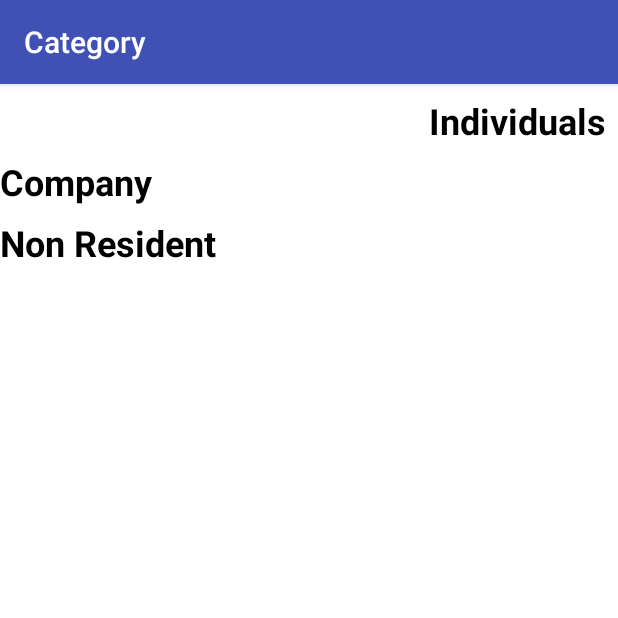
After one commit to sunnybedi990/The-Tax-App, an Android app: the tds_category screen opened directly, with no data from a screen before it, on a phone screen of 412 x 824 dp, the top half of it. The commit adds this screen. Run offline under Robolectric (Android 15) with nearby library versions, the phone set to English and light mode, and no system bars.

Commit message:
TDS
Added TDS Rates and Categories

```diff
--- a/app/src/main/AndroidManifest.xml
+++ b/app/src/main/AndroidManifest.xml
@@ -20,6 +20,10 @@
             </intent-filter>
         </activity>
         <activity android:name=".tds" />
+        <activity
+            android:name=".tds_category"
+            android:label="@string/title_activity_tds_category"
+            android:theme="@style/AppTheme" />
     </application>
 
 </manifest>
--- a/app/src/main/java/com/dalbeer/sunnybedi/taxes/tds.java
+++ b/app/src/main/java/com/dalbeer/sunnybedi/taxes/tds.java
@@ -16,6 +16,7 @@ public class tds extends AppCompatActivity {
     ExpandableListView expListView;
     List<String> listDataHeader;
     HashMap<String, List<String>> listDataChild;
+    HashMap<List<String>, List<String>> listChild;
 
 
     @Override
@@ -33,7 +34,7 @@ public class tds extends AppCompatActivity {
         // preparing list data
         prepareListData();
 
-        listAdapter = new ExpandableListAdapter(this, listDataHeader, listDataChild);
+        listAdapter = new ExpandableListAdapter(this, listDataHeader, listDataChild, listChild);
 
         // setting list adapter
         expListView.setAdapter(listAdapter);
--- /dev/null
+++ b/app/src/main/java/com/dalbeer/sunnybedi/taxes/tds_category.java
@@ -0,0 +1,47 @@
+package com.dalbeer.sunnybedi.taxes;
+
+import android.content.Intent;
+import android.os.Bundle;
+import android.support.v7.app.AppCompatActivity;
+import android.view.View;
+import android.widget.TextView;
+
+public class tds_category extends AppCompatActivity {
+
+
+
+    @Override
+    protected void onCreate(Bundle savedInstanceState) {
+        super.onCreate(savedInstanceState);
+        setContentView(R.layout.activity_tds_category);
+        setTitle("Category");
+        TextView individuals = (TextView)findViewById(R.id.individuals_textview);
+        TextView company = (TextView)findViewById(R.id.company_textview);
+        TextView nonresident = (TextView)findViewById(R.id.nonresident_textview);
+        individuals.setOnClickListener(new View.OnClickListener() {
+            @Override
+            public void onClick(View v) {
+                Intent a = new Intent(tds_category.this, tds.class);
+                startActivity(a);
+            }
+        });
+        company.setOnClickListener(new View.OnClickListener() {
+            @Override
+            public void onClick(View v) {
+                Intent a = new Intent(tds_category.this, tds.class);
+                startActivity(a);
+            }
+        });
+        nonresident.setOnClickListener(new View.OnClickListener() {
+            @Override
+            public void onClick(View v) {
+                Intent a = new Intent(tds_category.this, tds.class);
+                startActivity(a);
+            }
+        });
+
+    }
+
+
+
+}
--- /dev/null
+++ b/app/src/main/res/layout/activity_tds_category.xml
@@ -0,0 +1,15 @@
+<?xml version="1.0" encoding="utf-8"?>
+<android.support.design.widget.CoordinatorLayout xmlns:android="http://schemas.android.com/apk/res/android"
+    xmlns:app="http://schemas.android.com/apk/res-auto"
+    xmlns:tools="http://schemas.android.com/tools"
+    android:layout_width="match_parent"
+    android:layout_height="match_parent"
+    tools:context="com.dalbeer.sunnybedi.taxes.tds_category">
+
+
+
+    <include layout="@layout/content_tds_category" />
+
+
+
+</android.support.design.widget.CoordinatorLayout>
--- /dev/null
+++ b/app/src/main/res/layout/content_tds_category.xml
@@ -0,0 +1,55 @@
+<?xml version="1.0" encoding="utf-8"?>
+<android.support.constraint.ConstraintLayout xmlns:android="http://schemas.android.com/apk/res/android"
+    xmlns:app="http://schemas.android.com/apk/res-auto"
+    xmlns:tools="http://schemas.android.com/tools"
+    android:layout_width="match_parent"
+    android:layout_height="match_parent"
+    android:background="@android:color/white"
+    app:layout_behavior="@string/appbar_scrolling_view_behavior"
+    tools:context="com.dalbeer.sunnybedi.taxes.tds_category"
+    tools:showIn="@layout/activity_tds_category">
+
+    <TextView
+        android:id="@+id/individuals_textview"
+        android:layout_width="0dp"
+        android:layout_height="wrap_content"
+        android:layout_marginEnd="8dp"
+        android:layout_marginTop="8dp"
+        android:text="Individuals"
+        android:textAlignment="textStart"
+        android:textColor="@android:color/background_dark"
+        android:textSize="24sp"
+        android:textStyle="bold"
+        app:layout_constraintEnd_toEndOf="parent"
+        app:layout_constraintLeft_toLeftOf="parent"
+        app:layout_constraintRight_toRightOf="parent"
+        app:layout_constraintTop_toTopOf="parent" />
+
+    <TextView
+        android:id="@+id/company_textview"
+        android:layout_width="0dp"
+        android:layout_height="wrap_content"
+        android:layout_marginTop="8dp"
+        android:text="Company"
+        android:textAlignment="textStart"
+        android:textColor="@android:color/background_dark"
+        android:textSize="24sp"
+        android:textStyle="bold"
+        app:layout_constraintLeft_toLeftOf="parent"
+        app:layout_constraintRight_toRightOf="parent"
+        app:layout_constraintTop_toBottomOf="@+id/individuals_textview" />
+
+    <TextView
+        android:id="@+id/nonresident_textview"
+        android:layout_width="0dp"
+        android:layout_height="wrap_content"
+        android:layout_marginTop="8dp"
+        android:text="Non Resident"
+        android:textAlignment="textStart"
+        android:textColor="@android:color/background_dark"
+        android:textSize="24sp"
+        android:textStyle="bold"
+        app:layout_constraintLeft_toLeftOf="parent"
+        app:layout_constraintRight_toRightOf="parent"
+        app:layout_constraintTop_toBottomOf="@+id/company_textview" />
+</android.support.constraint.ConstraintLayout>
--- a/app/src/main/res/values/strings.xml
+++ b/app/src/main/res/values/strings.xml
@@ -90,4 +90,5 @@
         "when a user tries to pick up one of cards.\n\n"
     </string>
     <string name="action_settings">Settings</string>
+    <string name="title_activity_tds_category">tds_category</string>
 </resources>
```
Also changed, not shown: app/src/main/java/com/dalbeer/sunnybedi/taxes/CustomExpListView.java (added, +22 -0 lines), app/src/main/java/com/dalbeer/sunnybedi/taxes/ExpandableListAdapter.java (+15 -3 lines), app/src/main/java/com/dalbeer/sunnybedi/taxes/SecondLevelAdapter.java (added, +106 -0 lines), app/src/main/res/layout/content_scrolling.xml (+4 -3 lines), app/src/main/res/layout/drawer_list_group_second.xml (added, +26 -0 lines), app/src/main/res/layout/drawer_list_item.xml (added, +25 -0 lines).
